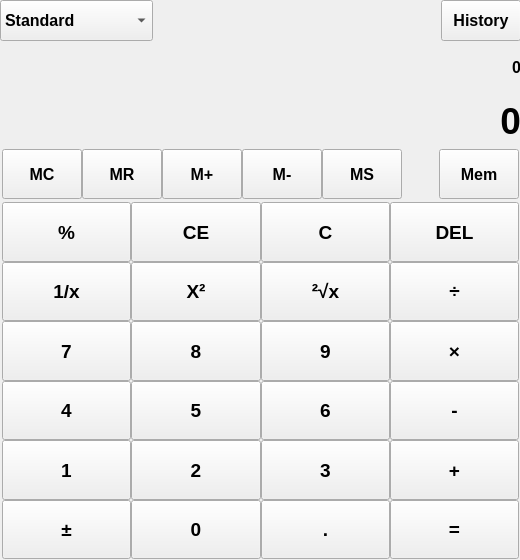
This is mainwindow.ui in ForgetMelody/QT_course_design as Qt 5 draws it before an edit. The edited form follows.
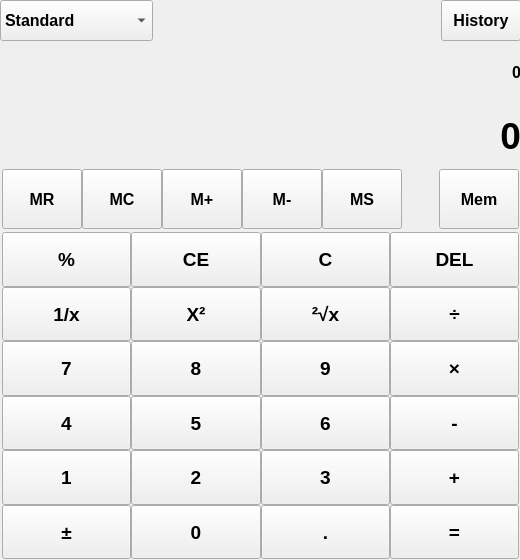
This is the edited form. The open tabs and pages were chosen to show the change.

Commit message: 继续完善UI

```diff
--- a/mainwindow.ui
+++ b/mainwindow.ui
@@ -139,7 +139,7 @@
         <x>0</x>
         <y>0</y>
         <width>521</width>
-        <height>161</height>
+        <height>191</height>
        </rect>
       </property>
       <layout class="QVBoxLayout" name="TextLabelLayout">
@@ -251,27 +251,6 @@
          <property name="bottomMargin">
           <number>2</number>
          </property>
-         <item>
-          <widget class="QPushButton" name="btnMenClear">
-           <property name="sizePolicy">
-            <sizepolicy hsizetype="Minimum" vsizetype="Minimum">
-             <horstretch>0</horstretch>
-             <verstretch>0</verstretch>
-            </sizepolicy>
-           </property>
-           <property name="font">
-            <font>
-             <family>Microsoft YaHei UI</family>
-             <pointsize>12</pointsize>
-             <weight>75</weight>
-             <bold>true</bold>
-            </font>
-           </property>
-           <property name="text">
-            <string>MC</string>
-           </property>
-          </widget>
-         </item>
          <item>
           <widget class="QPushButton" name="btnMemRead">
            <property name="sizePolicy">
@@ -293,6 +272,27 @@
            </property>
           </widget>
          </item>
+         <item>
+          <widget class="QPushButton" name="btnMenClear">
+           <property name="sizePolicy">
+            <sizepolicy hsizetype="Minimum" vsizetype="Minimum">
+             <horstretch>0</horstretch>
+             <verstretch>0</verstretch>
+            </sizepolicy>
+           </property>
+           <property name="font">
+            <font>
+             <family>Microsoft YaHei UI</family>
+             <pointsize>12</pointsize>
+             <weight>75</weight>
+             <bold>true</bold>
+            </font>
+           </property>
+           <property name="text">
+            <string>MC</string>
+           </property>
+          </widget>
+         </item>
          <item>
           <widget class="QPushButton" name="btnMenAdd">
            <property name="sizePolicy">
@@ -398,9 +398,9 @@
       <property name="geometry">
        <rect>
         <x>0</x>
-        <y>160</y>
+        <y>190</y>
         <width>521</width>
-        <height>361</height>
+        <height>331</height>
        </rect>
       </property>
       <property name="sizePolicy">
```
Left out of the diff: 504 changed lines with no effect on the pictures.
